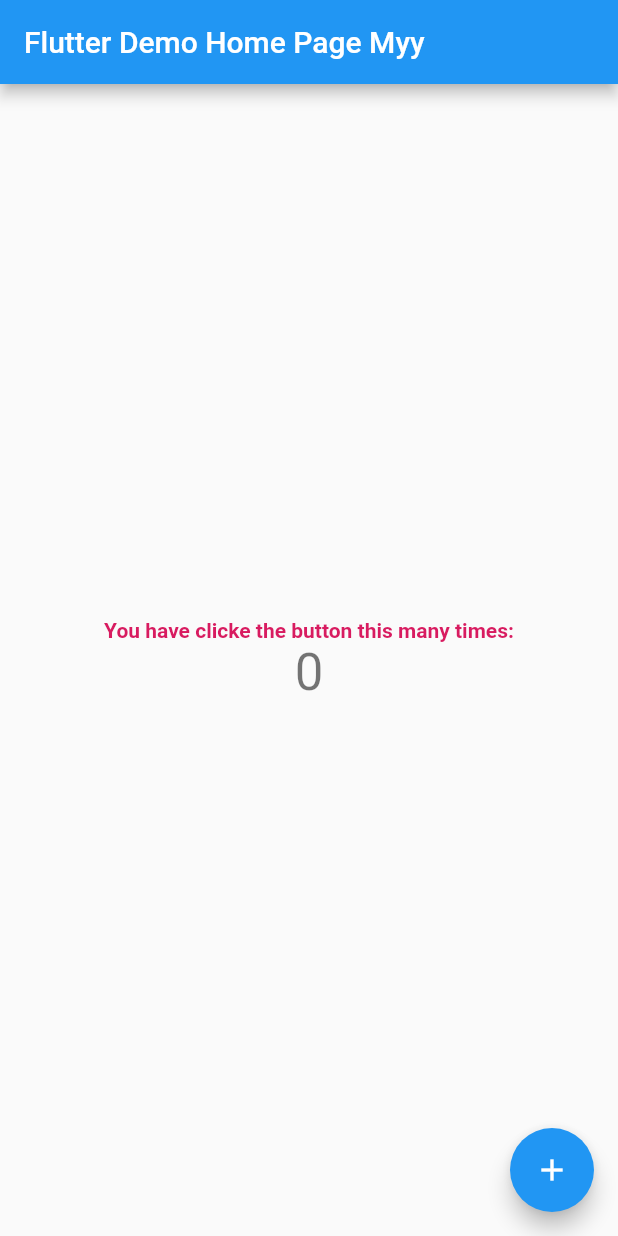
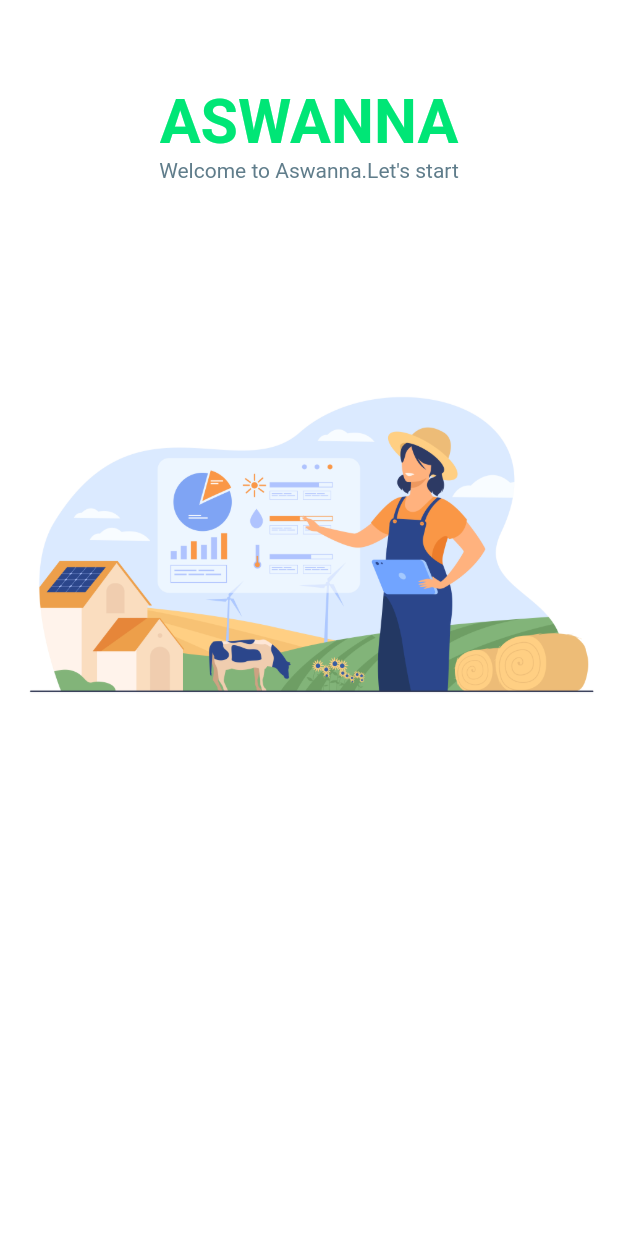
Before and after one commit to ManulaUluwatta/aswanna_application, a Flutter app: the screen it shows after launch, on a phone screen of 412 x 824 dp. Run offline on Flutter 3.47's test engine with Material 2 defaults, Android fonts, the phone set to English and light mode, and no system bars; our stand-ins replace google_fonts.

Commit message:
Add Splash Screens

```diff
--- /dev/null
+++ b/lib/constrants.dart
@@ -0,0 +1,13 @@
+import 'package:flutter/cupertino.dart';
+import 'package:flutter/material.dart';
+
+const cPrimaryColor = Color(0xFF00E676);
+const cPrimaryLightColor = Color(0xFFFAFAFA);
+const cPrimaryGradiantCOlor = LinearGradient(
+  begin: Alignment.topLeft,
+  end: Alignment.bottomRight,
+  colors: [Color(0xFFB2FF59),Color(0xFFEEFF41)]
+  );
+const cSecondaryColor = Color(0xFFECEFF1);
+const cTextColor = Color(0xFF607D8B);
+const cAnimationDuration = Duration(microseconds: 200);
--- a/lib/main.dart
+++ b/lib/main.dart
@@ -1,4 +1,7 @@
+import 'package:aswanna_application/constrants.dart';
+import 'package:aswanna_application/screens/splash/splash_screen.dart';
 import 'package:flutter/material.dart';
+import 'package:google_fonts/google_fonts.dart';
 
 void main() {
   runApp(MyApp());
@@ -8,110 +11,23 @@
   // This widget is the root of your application.
   @override
   Widget build(BuildContext context) {
+    final textTheme = Theme.of(context).textTheme;
     return MaterialApp(
+      debugShowCheckedModeBanner: false,
       title: 'Flutter Demo',
       theme: ThemeData(
-        // This is the theme of your application.
-        //
-        // Try running your application with "flutter run". You'll see the
-        // application has a blue toolbar. Then, without quitting the app, try
-        // changing the primarySwatch below to Colors.green and then invoke
-        // "hot reload" (press "r" in the console where you ran "flutter run",
-        // or simply save your changes to "hot reload" in a Flutter IDE).
-        // Notice that the counter didn't reset back to zero; the application
-        // is not restarted.
-        primarySwatch: Colors.blue,
+        scaffoldBackgroundColor: Colors.white,
+        textTheme: GoogleFonts.robotoTextTheme(textTheme).copyWith(
+          bodyText1: TextStyle(
+            color: cTextColor,
+          ),
+          bodyText2: TextStyle(
+            color: cTextColor,
+          ),
+        ),
+        visualDensity: VisualDensity.adaptivePlatformDensity,
       ),
-      home: MyHomePage(title: 'Flutter Demo Home Page Myy'),
+      home: SplashScreen(),
     );
   }
 }
-
-class MyHomePage extends StatefulWidget {
-  MyHomePage({Key? key, required this.title}) : super(key: key);
-
-  // This widget is the home page of your application. It is stateful, meaning
-  // that it has a State object (defined below) that contains fields that affect
-  // how it looks.
-
-  // This class is the configuration for the state. It holds the values (in this
-  // case the title) provided by the parent (in this case the App widget) and
-  // used by the build method of the State. Fields in a Widget subclass are
-  // always marked "final".
-
-  final String title;
-
-  @override
-  _MyHomePageState createState() => _MyHomePageState();
-}
-
-class _MyHomePageState extends State<MyHomePage> {
-  int _counter = 0;
-
-  void _incrementCounter() {
-    setState(() {
-      // This call to setState tells the Flutter framework that something has
-      // changed in this State, which causes it to rerun the build method below
-      // so that the display can reflect the updated values. If we changed
-      // _counter without calling setState(), then the build method would not be
-      // called again, and so nothing would appear to happen.
-      _counter++;
-    });
-  }
-
-  @override
-  Widget build(BuildContext context) {
-    // This method is rerun every time setState is called, for instance as done
-    // by the _incrementCounter method above.
-    //
-    // The Flutter framework has been optimized to make rerunning build methods
-    // fast, so that you can just rebuild anything that needs updating rather
-    // than having to individually change instances of widgets.
-    return Scaffold(
-      appBar: AppBar(
-        // Here we take the value from the MyHomePage object that was created by
-        // the App.build method, and use it to set our appbar title.
-        title: Text(widget.title),
-      ),
-      body: Center(
-        // Center is a layout widget. It takes a single child and positions it
-        // in the middle of the parent.
-        child: Column(
-          // Column is also a layout widget. It takes a list of children and
-          // arranges them vertically. By default, it sizes itself to fit its
-          // children horizontally, and tries to be as tall as its parent.
-          //
-          // Invoke "debug painting" (press "p" in the console, choose the
-          // "Toggle Debug Paint" action from the Flutter Inspector in Android
-          // Studio, or the "Toggle Debug Paint" command in Visual Studio Code)
-          // to see the wireframe for each widget.
-          //
-          // Column has various properties to control how it sizes itself and
-          // how it positions its children. Here we use mainAxisAlignment to
-          // center the children vertically; the main axis here is the vertical
-          // axis because Columns are vertical (the cross axis would be
-          // horizontal).
-          mainAxisAlignment: MainAxisAlignment.center,
-          children: <Widget>[
-            Text(
-              'You have clicke the button this many times:',
-              style: TextStyle(
-                color: Colors.pink[600],
-                fontWeight: FontWeight.bold
-              ),
-            ),
-            Text(
-              '$_counter',
-              style: Theme.of(context).textTheme.headline4,
-            ),
-          ],
-        ),
-      ),
-      floatingActionButton: FloatingActionButton(
-        onPressed: _incrementCounter,
-        tooltip: 'Increment',
-        child: Icon(Icons.add),
-      ), // This trailing comma makes auto-formatting nicer for build methods.
-    );
-  }
-}
--- /dev/null
+++ b/lib/screens/components/body.dart
@@ -0,0 +1,69 @@
+import 'package:aswanna_application/constrants.dart';
+import 'package:aswanna_application/size_cofig.dart';
+import 'package:flutter/material.dart';
+
+class Body extends StatefulWidget {
+  const Body({Key? key}) : super(key: key);
+
+  @override
+  _BodyState createState() => _BodyState();
+}
+
+class _BodyState extends State<Body> {
+  @override
+  Widget build(BuildContext context) {
+    return SafeArea(
+      child: SizedBox(
+        width: double.infinity,
+        child: Column(
+          children: <Widget>[
+            Expanded(
+              flex: 3,
+              child: PageView.builder(
+                itemBuilder: (context, index) => SplashContent(
+                  text: "Welcome to Aswanna.Let's start",
+                  image: "assets/images/slide_1.jpg",
+                ),
+              ),
+            ),
+            Expanded(
+              flex: 2,
+              child: SizedBox(),
+            ),
+          ],
+        ),
+      ),
+    );
+  }
+}
+
+class SplashContent extends StatelessWidget {
+  const SplashContent({
+    Key? key,
+    required this.text,
+    required this.image,
+  }) : super(key: key);
+  final String text, image;
+
+  @override
+  Widget build(BuildContext context) {
+    return Column(
+      children: <Widget>[
+        Spacer(),
+        Text(
+          "ASWANNA",
+          style: TextStyle(
+            fontSize: getProportionateScreenWidth(80),
+            color: cPrimaryColor,
+            fontWeight: FontWeight.bold,
+          ),
+        ),
+        Text(text),
+        Spacer(
+          flex: 2,
+        ),
+        Image.asset(image),
+      ],
+    );
+  }
+}
--- /dev/null
+++ b/lib/screens/splash/splash_screen.dart
@@ -0,0 +1,15 @@
+ import 'package:aswanna_application/screens/components/body.dart';
+import 'package:aswanna_application/size_cofig.dart';
+import 'package:flutter/material.dart';
+
+class SplashScreen extends StatelessWidget {
+  const SplashScreen({ Key? key }) : super(key: key);
+
+  @override
+  Widget build(BuildContext context) {
+    SizeConfig().init(context);
+    return Scaffold(
+      body: Body(),
+    );
+  }
+}
--- /dev/null
+++ b/lib/size_cofig.dart
@@ -0,0 +1,26 @@
+import 'package:flutter/material.dart';
+
+class SizeConfig {
+  static MediaQueryData? _mediaQueryData;
+  static double? screenWidth;
+  static double? screenHeight;
+  static double? defaultSize;
+  static Orientation? orientation;
+
+  void init(BuildContext context){
+    _mediaQueryData = MediaQuery.of(context);
+    screenWidth = _mediaQueryData!.size.width;
+    screenHeight = _mediaQueryData!.size.height;
+    orientation = _mediaQueryData!.orientation;
+  }
+}
+
+double getProportionateScreenHeight(double inputHeight){
+  double? screenHeight = SizeConfig.screenHeight;
+  return (inputHeight / 812.0) * screenHeight!;
+}
+
+double getProportionateScreenWidth(double inputWidth){
+  double? screenWidth = SizeConfig.screenWidth;
+  return (inputWidth / 812.0) * screenWidth!;
+}
```
Also changed, not shown: pubspec.yaml (+6 -3 lines), assets/images/slide_1.jpg (added), pubspec.lock.
